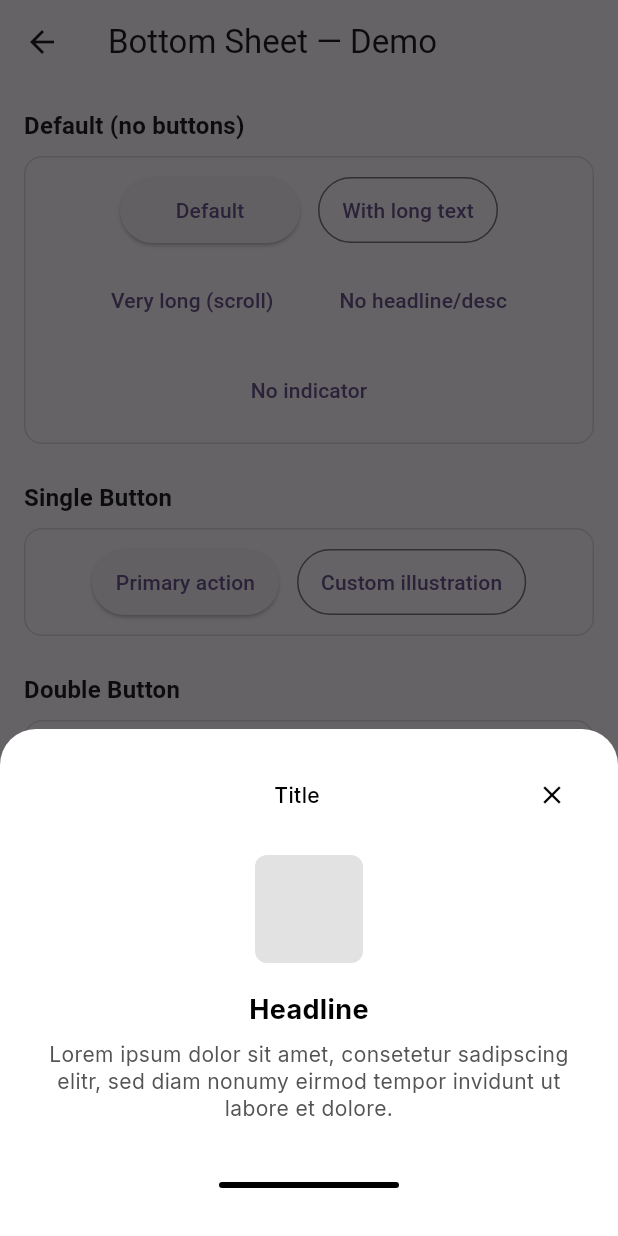
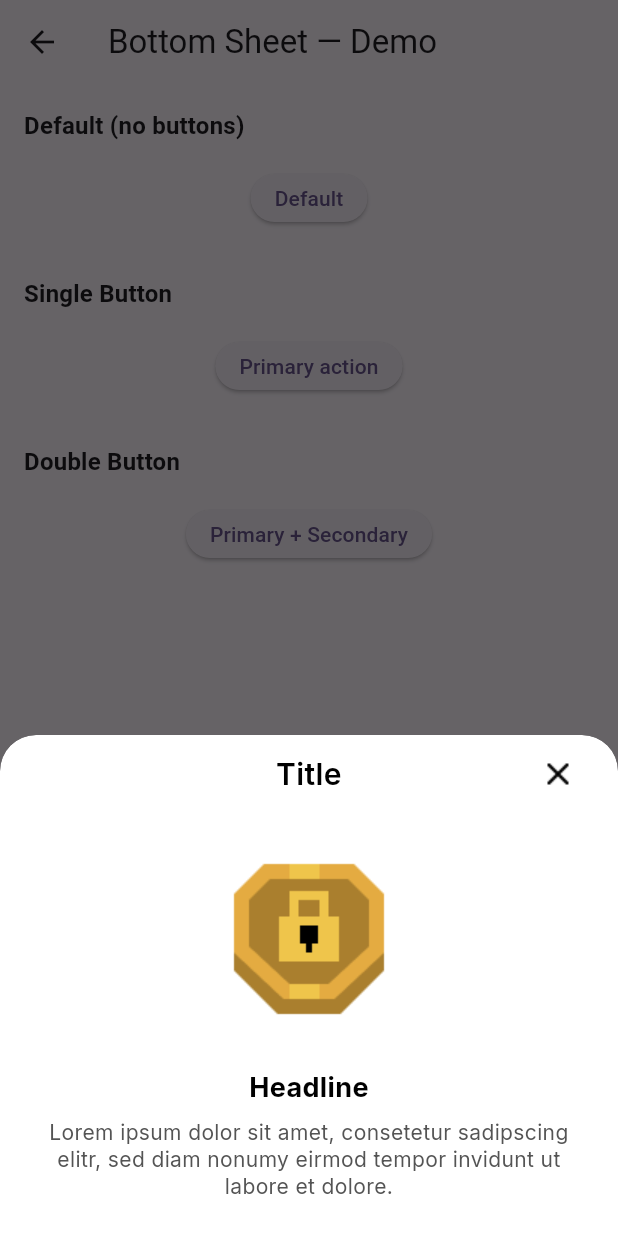
Before and after one commit to dynamiclayer/dynamiclayer-flutter, a Flutter app: the DemoBottomSheetPage screen opened directly, after a tap on "Default", on a phone screen of 412 x 824 dp. Run offline on Flutter 3.47's test engine with Material 3 defaults, Android fonts, the light colour scheme and no system bars; our stand-ins replace google_fonts.

Commit message:
Updated DLBottomSheet

```diff
--- a/lib/demo/demo_bottom_sheet_page.dart
+++ b/lib/demo/demo_bottom_sheet_page.dart
@@ -8,87 +8,43 @@ class DemoBottomSheetPage extends StatelessWidget {
       'Lorem ipsum dolor sit amet, consetetur sadipscing elitr, sed diam nonumy '
       'eirmod tempor invidunt ut labore et dolore.';
 
-  static const _loremLong =
-      'Lorem ipsum dolor sit amet, consetetur sadipscing elitr, sed diam nonumy '
-      'eirmod tempor invidunt ut labore et dolore magna aliquyam erat, sed diam '
-      'voluptua. At vero eos et accusam et justo duo dolores et ea rebum. '
-      'Stet clita kasd gubergren, no sea takimata sanctus est Lorem ipsum dolor sit amet.';
-
-  static const _loremVeryLong =
-      'Lorem ipsum dolor sit amet, consetetur sadipscing elitr, sed diam nonumy '
-      'eirmod tempor invidunt ut labore et dolore magna aliquyam erat, sed diam '
-      'voluptua. ';
-
   @override
   Widget build(BuildContext context) {
     return Scaffold(
       appBar: AppBar(title: const Text('Bottom Sheet — Demo')),
       body: ListView(
         padding: const EdgeInsets.all(16),
-        children: [
-          const _Section('Default (no buttons)'),
-          const SizedBox(height: 8),
+        children: const [
+          _Section('Default (no buttons)'),
+          SizedBox(height: 8),
           _PreviewBox(
             child: Wrap(
               spacing: 12,
               runSpacing: 12,
               alignment: WrapAlignment.center,
               children: [
-                _PrimaryBtn(
-                  label: 'Default',
-                  onPressed: () => _showDefault(context),
-                ),
-                _SecondaryBtn(
-                  label: 'With long text',
-                  onPressed: () => _showDefault(context, longDesc: true),
-                ),
-                _TertiaryBtn(
-                  label: 'Very long (scroll)',
-                  onPressed: () =>
-                      _showDefault(context, customDesc: _loremVeryLong),
-                ),
-                _TertiaryBtn(
-                  label: 'No headline/desc',
-                  onPressed: () => _showDefault(
-                    context,
-                    showHeadline: false,
-                    showDescription: false,
-                  ),
-                ),
-                _GhostBtn(
-                  label: 'No indicator',
-                  onPressed: () =>
-                      _showDefault(context, showHomeIndicator: false),
-                ),
+                _PrimaryBtn(label: 'Default', onPressed: _showDefault),
               ],
             ),
           ),
 
-          const SizedBox(height: 24),
-          const _Section('Single Button'),
-          const SizedBox(height: 8),
+          SizedBox(height: 24),
+          _Section('Single Button'),
+          SizedBox(height: 8),
           _PreviewBox(
             child: Wrap(
               spacing: 12,
               runSpacing: 12,
               alignment: WrapAlignment.center,
               children: [
-                _PrimaryBtn(
-                  label: 'Primary action',
-                  onPressed: () => _showSingle(context),
-                ),
-                _SecondaryBtn(
-                  label: 'Custom illustration',
-                  onPressed: () =>
-                      _showSingle(context, illustration: _demoIllustration()),
-                ),
+                _PrimaryBtn(label: 'Primary action', onPressed: _showSingle),
               ],
             ),
           ),
 
-          const SizedBox(height: 24),
-          const _Section('Double Button'),
-          const SizedBox(height: 8),
+          SizedBox(height: 24),
+          _Section('Double Button'),
+          SizedBox(height: 8),
           _PreviewBox(
             child: Wrap(
               spacing: 12,
@@ -97,11 +53,7 @@ class DemoBottomSheetPage extends StatelessWidget {
               children: [
                 _PrimaryBtn(
                   label: 'Primary + Secondary',
-                  onPressed: () => _showDouble(context),
-                ),
-                _SecondaryBtn(
-                  label: 'Long content + both',
-                  onPressed: () => _showDouble(context, longDesc: true),
+                  onPressed: _showDouble,
                 ),
               ],
             ),
@@ -112,148 +64,61 @@ class DemoBottomSheetPage extends StatelessWidget {
   }
 
   // ───────────────────────────────────────────────────────────────────────────
-  // Helpers to show each variant
+  // Tap handlers
   // ───────────────────────────────────────────────────────────────────────────
-
-  static void _showDefault(
-    BuildContext context, {
-    bool showHeadline = true,
-    bool showDescription = true,
-    bool showHomeIndicator = true,
-    bool longDesc = false,
-    String? customDesc,
-  }) {
-    DLBottomSheet.show(
+  static void _showDefault(BuildContext context) => DLBottomSheet.show(
     context,
     type: DLBottomSheetType.defaultType,
     title: 'Title',
-      showHeadline: showHeadline,
+    showHeadline: true,
     headlineText: 'Headline',
-      showDescription: showDescription,
-      descriptionText: customDesc ?? (longDesc ? _loremLong : _lorem),
-      showHomeIndicator: showHomeIndicator,
-      // Wrap content height (no big empty space):
+    showDescription: true,
+    descriptionText: _lorem,
     isScrollControlled: false,
   );
-  }
 
-  static void _showSingle(BuildContext context, {Widget? illustration}) {
-    DLBottomSheet.show(
+  static void _showSingle(BuildContext context) => DLBottomSheet.show(
     context,
     type: DLBottomSheetType.singleButton,
     title: 'Title',
     headlineText: 'Headline',
     descriptionText: _lorem,
-      illustration: illustration,
     primaryLabel: 'Button',
     primaryType: DLButtonType.primary,
     onPrimaryPressed: () => Navigator.of(context).maybePop(),
-      // Wrap content height:
     isScrollControlled: false,
   );
-  }
 
-  static void _showDouble(BuildContext context, {bool longDesc = false}) {
-    DLBottomSheet.show(
+  static void _showDouble(BuildContext context) => DLBottomSheet.show(
     context,
     type: DLBottomSheetType.doubleButton,
     title: 'Title',
     headlineText: 'Headline',
-      descriptionText: longDesc ? _loremLong : _lorem,
+    descriptionText: _lorem,
     primaryLabel: 'Button',
     primaryType: DLButtonType.primary,
     onPrimaryPressed: () => Navigator.of(context).maybePop(),
     secondaryLabel: 'Button',
     secondaryType: DLButtonType.secondary,
     onSecondaryPressed: () => Navigator.of(context).maybePop(),
-      // Wrap content height:
     isScrollControlled: false,
   );
 }
 
-  static Widget _demoIllustration() {
-    return Container(
-      width: 72,
-      height: 72,
-      decoration: BoxDecoration(
-        color: DLColors.grey200,
-        borderRadius: DLRadii.brMd,
-      ),
-      alignment: Alignment.center,
-      child: const Icon(Icons.image, color: DLColors.grey600),
-    );
-  }
-}
-
-/// ---------- Simple “normal” button wrappers (to roughly match your styles) ----------
+/// ---------- Simple “normal” button (hug content; no fixed height) ----------
 class _PrimaryBtn extends StatelessWidget {
   const _PrimaryBtn({required this.label, required this.onPressed});
   final String label;
-  final VoidCallback onPressed;
+  final void Function(BuildContext) onPressed;
 
   @override
   Widget build(BuildContext context) {
     return ElevatedButton(
-      onPressed: onPressed,
+      onPressed: () => onPressed(context),
       style: ElevatedButton.styleFrom(
-        minimumSize: const Size(120, 44),
-        padding: const EdgeInsets.symmetric(horizontal: 16, vertical: 12),
-      ),
-      child: Text(label),
-    );
-  }
-}
-
-class _SecondaryBtn extends StatelessWidget {
-  const _SecondaryBtn({required this.label, required this.onPressed});
-  final String label;
-  final VoidCallback onPressed;
-
-  @override
-  Widget build(BuildContext context) {
-    return OutlinedButton(
-      onPressed: onPressed,
-      style: OutlinedButton.styleFrom(
-        minimumSize: const Size(120, 44),
-        padding: const EdgeInsets.symmetric(horizontal: 16, vertical: 12),
-      ),
-      child: Text(label),
-    );
-  }
-}
-
-class _TertiaryBtn extends StatelessWidget {
-  const _TertiaryBtn({required this.label, required this.onPressed});
-  final String label;
-  final VoidCallback onPressed;
-
-  @override
-  Widget build(BuildContext context) {
-    return TextButton(
-      onPressed: onPressed,
-      style: TextButton.styleFrom(
-        minimumSize: const Size(120, 44),
-        padding: const EdgeInsets.symmetric(horizontal: 16, vertical: 12),
-      ),
-      child: Text(label),
-    );
-  }
-}
-
-class _GhostBtn extends StatelessWidget {
-  const _GhostBtn({required this.label, required this.onPressed});
-  final String label;
-  final VoidCallback onPressed;
-
-  @override
-  Widget build(BuildContext context) {
-    // Simple text-only look (like a ghost link)
-    return TextButton(
-      onPressed: onPressed,
-      style: TextButton.styleFrom(
-        minimumSize: const Size(120, 44),
-        padding: const EdgeInsets.symmetric(horizontal: 16, vertical: 12),
-        foregroundColor: Theme.of(context).colorScheme.primary,
+        padding: const EdgeInsets.symmetric(horizontal: 16, vertical: 10),
+        tapTargetSize: MaterialTapTargetSize.shrinkWrap,
+        visualDensity: VisualDensity.compact,
       ),
       child: Text(label),
     );
@@ -282,12 +147,9 @@ class _PreviewBox extends StatelessWidget {
 
   @override
   Widget build(BuildContext context) {
+    // Soft surface background; no borders/rounded frame.
     return DecoratedBox(
-      decoration: BoxDecoration(
-        color: Theme.of(context).colorScheme.surface,
-        border: Border.all(color: Colors.black12),
-        borderRadius: BorderRadius.circular(12),
-      ),
+      decoration: BoxDecoration(color: Theme.of(context).colorScheme.surface),
       child: Center(
         child: Padding(
           padding: const EdgeInsets.all(12),
--- a/lib/src/components/bottom_sheet/dl_bottom_sheet.dart
+++ b/lib/src/components/bottom_sheet/dl_bottom_sheet.dart
@@ -1,5 +1,6 @@
 import 'package:flutter/material.dart';
 import '../../../dynamiclayers.dart';
+import '../../../generated/assets.dart';
 
 enum DLBottomSheetType { defaultType, singleButton, doubleButton }
 
@@ -8,12 +9,11 @@ class DLBottomSheet extends StatelessWidget {
     super.key,
     this.type = DLBottomSheetType.defaultType,
 
-    // Chrome
+    // Header
     this.showClose = true,
-    this.showHomeIndicator = true,
+    this.title = 'Title',
 
     // Content toggles + text
-    this.title = 'Title',
     this.showHeadline = true,
     this.headlineText = 'Headline',
     this.showDescription = true,
@@ -40,12 +40,11 @@ class DLBottomSheet extends StatelessWidget {
   // Variant
   final DLBottomSheetType type;
 
-  // Chrome
+  // Header
   final bool showClose;
-  final bool showHomeIndicator;
+  final String title;
 
   // Content
-  final String title;
   final bool showHeadline;
   final String headlineText;
   final bool showDescription;
@@ -67,20 +66,16 @@ class DLBottomSheet extends StatelessWidget {
   final double maxContentWidth;
   final EdgeInsetsGeometry? padding;
 
-  // ──────────────────────────────────────────────────────────────────────────
-  // Show helper
-  // ──────────────────────────────────────────────────────────────────────────
   static Future<T?> show<T>(
     BuildContext context, {
     Key? key,
     DLBottomSheetType type = DLBottomSheetType.defaultType,
 
-    // Chrome
+    // Header
     bool showClose = true,
-    bool showHomeIndicator = true,
+    String title = 'Title',
 
     // Content toggles + text
-    String title = 'Title',
     bool showHeadline = true,
     String headlineText = 'Headline',
     bool showDescription = true,
@@ -102,7 +97,7 @@ class DLBottomSheet extends StatelessWidget {
     // Layout
     double maxContentWidth = 600,
     EdgeInsetsGeometry? padding,
-    bool isScrollControlled = true, // keep default true; still content-sized
+    bool isScrollControlled = true,
     bool useSafeArea = true,
     Color barrierColor = const Color(0x99000000),
   }) {
@@ -116,7 +111,6 @@ class DLBottomSheet extends StatelessWidget {
         key: key,
         type: type,
         showClose: showClose,
-        showHomeIndicator: showHomeIndicator,
         title: title,
         showHeadline: showHeadline,
         headlineText: headlineText,
@@ -139,22 +133,26 @@ class DLBottomSheet extends StatelessWidget {
   Widget build(BuildContext context) {
     final content = _buildSheetContent(context);
 
-    // ⬇️ Use bottom:false to avoid extra white space; we draw our own indicator.
     return Material(
       color: Colors.transparent,
       child: SafeArea(
         top: false,
-        bottom: false,
+        bottom: false, // no bottom safe-area padding strip
         child: AnimatedPadding(
           duration: const Duration(milliseconds: 150),
           curve: Curves.easeOut,
+          // keep only keyboard inset; no extra bottom padding
           padding: EdgeInsets.only(
             bottom: MediaQuery.of(context).viewInsets.bottom,
           ),
-          // ⬇️ Wrap makes the modal bottom sheet height = intrinsic content
           child: Wrap(
             children: [
-              Container(
+              ClipRRect(
+                borderRadius: const BorderRadius.only(
+                  topLeft: Radius.circular(DLRadii.x3l),
+                  topRight: Radius.circular(DLRadii.x3l),
+                ),
+                child: Container(
                   decoration: const BoxDecoration(
                     color: DLColors.white,
                     borderRadius: BorderRadius.only(
@@ -164,6 +162,7 @@ class DLBottomSheet extends StatelessWidget {
                   ),
                   child: content,
                 ),
+              ),
             ],
           ),
         ),
@@ -172,9 +171,6 @@ class DLBottomSheet extends StatelessWidget {
   }
 
   Widget _buildSheetContent(BuildContext context) {
-    final horizontal =
-        padding ?? DLSpacing.symmetric(h: DLSpacing.p24, v: DLSpacing.p24);
-
     return LayoutBuilder(
       builder: (context, constraints) {
         final inner = ConstrainedBox(
@@ -182,7 +178,6 @@ class DLBottomSheet extends StatelessWidget {
           child: _Body(
             type: type,
             showClose: showClose,
-            showHomeIndicator: showHomeIndicator,
             title: title,
             showHeadline: showHeadline,
             headlineText: headlineText,
@@ -198,8 +193,7 @@ class DLBottomSheet extends StatelessWidget {
           ),
         );
 
-        // No Align tricks — just padding around intrinsic content.
-        return Padding(padding: horizontal, child: inner);
+        return inner;
       },
     );
   }
@@ -209,7 +203,6 @@ class _Body extends StatelessWidget {
   const _Body({
     required this.type,
     required this.showClose,
-    required this.showHomeIndicator,
     required this.title,
     required this.showHeadline,
     required this.headlineText,
@@ -226,7 +219,6 @@ class _Body extends StatelessWidget {
 
   final DLBottomSheetType type;
   final bool showClose;
-  final bool showHomeIndicator;
 
   final String title;
   final bool showHeadline;
@@ -244,62 +236,84 @@ class _Body extends StatelessWidget {
   final VoidCallback? onSecondaryPressed;
   final DLButtonType secondaryType;
 
+  static const _contentHPad = 32.0;
+
   @override
   Widget build(BuildContext context) {
-    // Sheet can grow up to 90% height; otherwise stays content-sized.
     final maxH = MediaQuery.of(context).size.height * 0.9;
 
     return Column(
       mainAxisSize: MainAxisSize.min,
       children: [
-        // Header (Title centered, close top-right)
-        Row(
+        // Header (dynamic height; no fixed SizedBox)
+        Padding(
+          padding: const EdgeInsets.symmetric(vertical: 12, horizontal: 16),
+          child: Stack(
             children: [
-            const SizedBox(width: 24),
-            Expanded(
-              child: Align(
+              // Title center-aligned, with side paddings so it won't collide with the close button.
+              Align(
                 alignment: Alignment.center,
+                child: Padding(
+                  padding: const EdgeInsets.symmetric(horizontal: 56.0),
                   child: Text(
                     title,
-                  style: DLTypos.textSmMedium(color: DLColors.black),
+                    maxLines: 2,
+                    overflow: TextOverflow.ellipsis,
+                    textAlign: TextAlign.center,
+                    style: DLTypos.textXlSemibold(
+                      color: DLColors.black,
+                    ).copyWith(fontWeight: FontWeight.w600),
                   ),
                 ),
               ),
               if (showClose)
-              IconButton(
-                visualDensity: VisualDensity.compact,
-                splashRadius: 22,
-                icon: const Icon(Icons.close, size: 20, color: DLColors.black),
-                onPressed: () => Navigator.of(context).maybePop(),
-              )
-            else
-              const SizedBox(width: 24),
+                Positioned(
+                  right: 0,
+                  top: 0,
+                  bottom: 0,
+                  child: SizedBox(
+                    // keep a good tap target without fixing the whole header height
+                    width: 48,
+                    child: Material(
+                      color: Colors.transparent,
+                      child: InkWell(
+                        onTap: () => Navigator.of(context).maybePop(),
+                        child: Center(
+                          child: Image.asset(
+                            Assets.bottomSheetX,
+                            width: 24,
+                            height: 24,
+                            fit: BoxFit.contain,
+                          ),
+                        ),
+                      ),
+                    ),
+                  ),
+                ),
             ],
           ),
+        ),
 
-        const SizedBox(height: 8),
-
-        // Content stays intrinsic; only scrolls if exceeding 90% of screen.
+        // Middle content
         ConstrainedBox(
           constraints: BoxConstraints(maxHeight: maxH),
           child: SingleChildScrollView(
             physics: const BouncingScrollPhysics(),
-            padding: EdgeInsets.zero,
-            child: Padding(
-              padding: DLSpacing.symmetric(h: 4, v: 12),
+            padding: const EdgeInsets.symmetric(horizontal: _contentHPad),
             child: Column(
               mainAxisSize: MainAxisSize.min,
               children: [
+                const SizedBox(height: 24),
                 illustration ??
-                      Container(
-                        width: 72,
-                        height: 72,
-                        decoration: BoxDecoration(
-                          color: DLColors.grey200,
-                          borderRadius: DLRadii.brMd,
+                    SizedBox(
+                      width: 120,
+                      height: 120,
+                      child: Image.asset(
+                        Assets.bottomSheetBadgeGold,
+                        fit: BoxFit.contain,
                       ),
                     ),
-                  const SizedBox(height: 16),
+                const SizedBox(height: 24),
                 if (showHeadline)
                   Text(
                     headlineText,
@@ -314,26 +328,18 @@ class _Body extends StatelessWidget {
                     style: DLTypos.textSmRegular(color: DLColors.grey600),
                   ),
                 ],
-                  const SizedBox(height: 20),
-                  _buildButtons(),
+                const SizedBox(height: 24),
               ],
             ),
           ),
         ),
+
+        // Buttons (separator removed; height adapts to content)
+        if (type != DLBottomSheetType.defaultType)
+          Padding(
+            padding: const EdgeInsets.symmetric(horizontal: 16, vertical: 16),
+            child: _buildButtons(),
           ),
-
-        if (showHomeIndicator) ...[
-          const SizedBox(height: 8),
-          Container(
-            width: 120,
-            height: 4,
-            decoration: BoxDecoration(
-              color: DLColors.black,
-              borderRadius: DLRadii.brFull,
-            ),
-          ),
-          const SizedBox(height: 8),
-        ],
       ],
     );
   }
@@ -344,17 +350,13 @@ class _Body extends StatelessWidget {
         return const SizedBox.shrink();
 
       case DLBottomSheetType.singleButton:
-        return Column(
-          children: [
-            DLButton(
+        return DLButton(
           type: primaryType,
           label: primaryLabel,
           size: DLButtonSize.lg,
           onPressed: onPrimaryPressed,
           width: double.infinity,
           fixedWidth: true,
-            ),
-          ],
         );
 
       case DLBottomSheetType.doubleButton:
@@ -368,7 +370,7 @@ class _Body extends StatelessWidget {
               width: double.infinity,
               fixedWidth: true,
             ),
-            const SizedBox(height: 12),
+            const SizedBox(height: 16),
             DLButton(
               type: secondaryType,
               label: secondaryLabel,
--- a/pubspec.yaml
+++ b/pubspec.yaml
@@ -92,3 +92,4 @@ flutter:
     - assets/
     - assets/icon/
     - assets/alerts/
+    - assets/bottomSheet/
```
Also changed, not shown: assets/bottomSheet/badge-gold.png (added), assets/bottomSheet/x.png (added), lib/generated/assets.dart. Lines whose indentation alone changed are shown as unchanged.
